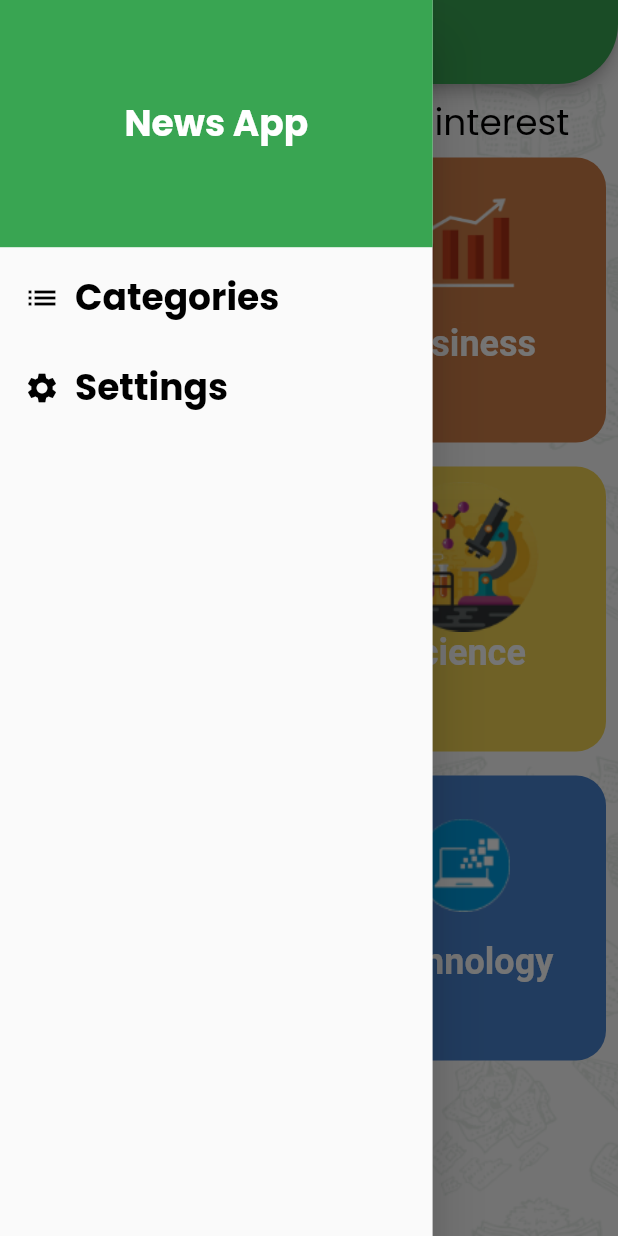
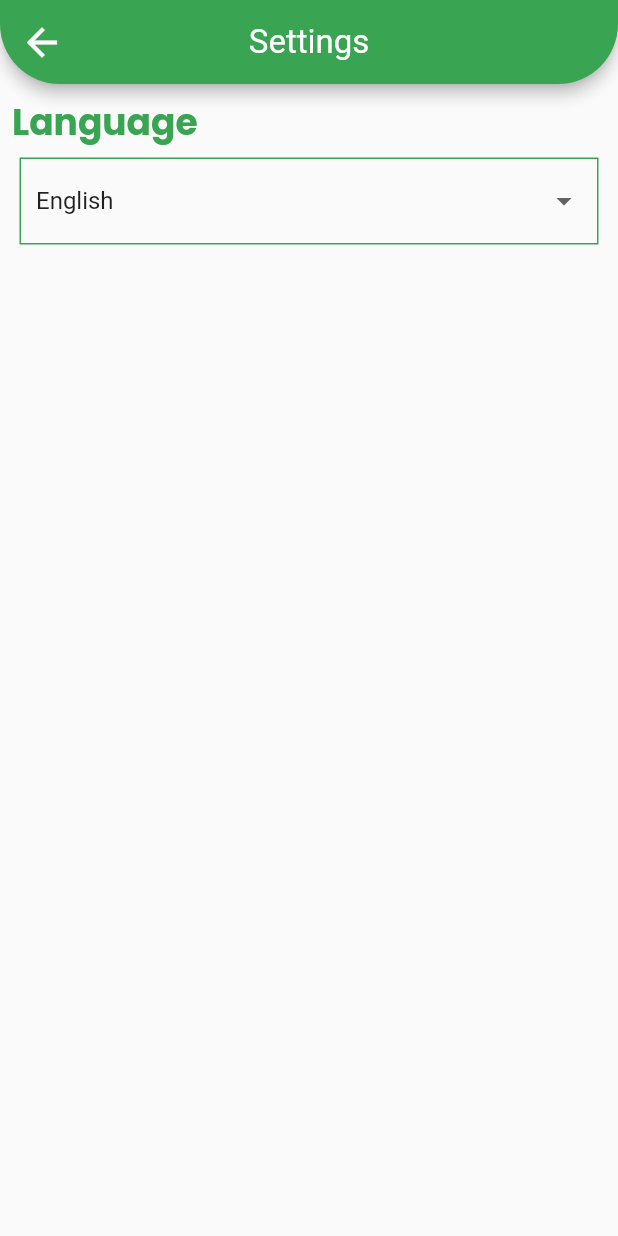
Before and after one commit to salmahossam094/News, a Flutter app: the screen it shows after launch, in the side drawer, after a tap on "Settings", on a phone screen of 412 x 824 dp. Run offline on Flutter 3.47's test engine with Material 2 defaults, Android fonts, the phone set to English and light mode, and no system bars; our stand-ins replace cached_network_image, google_fonts; generated files the repository leaves out were written again; Roboto replaces fonts that are missing (Exo).

Commit message:
add localization

```diff
--- /dev/null
+++ b/l10n.yaml
@@ -0,0 +1,3 @@
+arb-dir: lib/l10n
+template-arb-file: app_en.arb
+output-localization-file: app_localizations.dart
--- a/lib/layout/home_layout.dart
+++ b/lib/layout/home_layout.dart
@@ -2,6 +2,7 @@ import 'package:flutter/material.dart';
 import 'package:news/models/category_model.dart';
 import 'package:news/screens/category.dart';
 import 'package:news/screens/news_screen.dart';
+import 'package:news/screens/settings.dart';
 import 'package:news/screens/widgets/DrawerWidgets.dart';
 import 'package:news/screens/widgets/search_delegate.dart';
 import 'package:news/shared/styles/app_colors.dart';
@@ -74,7 +75,12 @@ class _HomeLayoutState extends State<HomeLayout> {
     setState(() {});
   }
 
-  onSettingDrawer() {}
+  onSettingDrawer() {
+    Navigator.pushNamed(context, Settings.routeName);
+    setState(() {
+
+    });
+  }
 // onSearchClicked(){
 //   return SearchWidget();
 // }
--- a/lib/main.dart
+++ b/lib/main.dart
@@ -1,23 +1,43 @@
 import 'package:flutter/material.dart';
+import 'package:flutter_localizations/flutter_localizations.dart';
 import 'package:news/layout/home_layout.dart';
+import 'package:news/providers/my_provider.dart';
 import 'package:news/screens/news_details.dart';
+import 'package:news/screens/settings.dart';
 import 'package:news/shared/styles/my_theme.dart';
-
+import 'package:provider/provider.dart';
+import 'package:flutter_gen/gen_l10n/app_localizations.dart';
 void main() {
-  runApp(const MyApp());
+  runApp( ChangeNotifierProvider(create: (BuildContext context) =>MyProvider(),
+  child: MyApp()));
 }
 
 class MyApp extends StatelessWidget {
-  const MyApp({super.key});
+   MyApp({super.key});
+
 
   // This widget is the root of your application.
   @override
   Widget build(BuildContext context) {
+   var pro=Provider.of<MyProvider>(context);
     return MaterialApp(
+      locale: Locale(pro.language),
+      localizationsDelegates: [
+        AppLocalizations.delegate, // Add this line
+        GlobalMaterialLocalizations.delegate,
+        GlobalWidgetsLocalizations.delegate,
+        GlobalCupertinoLocalizations.delegate,
+      ],
+      supportedLocales: [
+        Locale('en'), // English
+        Locale('ar'), // Spanish
+      ],
+
       debugShowCheckedModeBanner: false,
       routes: {
         HomeLayout.routeName: (context) => HomeLayout(),
         NewsDetails.routeName: (context) => NewsDetails(),
+        Settings.routeName: (context) => Settings(),
       },
       initialRoute: HomeLayout.routeName,
       theme: MyThemeData.lightTheme,
--- /dev/null
+++ b/lib/providers/my_provider.dart
@@ -0,0 +1,10 @@
+import 'package:flutter/material.dart';
+
+class MyProvider extends ChangeNotifier {
+  String language = 'en';
+
+  changeLanguage(String lan)  {
+    language = lan;
+    notifyListeners();
+  }
+}
--- a/lib/screens/category.dart
+++ b/lib/screens/category.dart
@@ -1,16 +1,28 @@
 import 'package:flutter/material.dart';
+import 'package:flutter_gen/gen_l10n/app_localizations.dart';
 import 'package:news/models/category_model.dart';
 import 'package:news/screens/widgets/category_item.dart';
 
 // ignore: must_be_immutable
 class Category extends StatelessWidget {
-  var categories = CategoryModel.getCategories();
   Function onCategorySelected;
 
   Category(this.onCategorySelected);
 
+   List<CategoryModel> categories= CategoryModel.getCategories();
+  // late List<String> names;
+
   @override
   Widget build(BuildContext context) {
+    // names = [
+    //   AppLocalizations.of(context)!.sports,
+    //   AppLocalizations.of(context)!.business,
+    //   AppLocalizations.of(context)!.health,
+    //   AppLocalizations.of(context)!.science,
+    //   AppLocalizations.of(context)!.general,
+    //   AppLocalizations.of(context)!.technology,
+    // ];
+    // categories = CategoryModel.getCategories();
     return Stack(
       children: [
         Image.asset(
@@ -23,7 +35,7 @@ class Category extends StatelessWidget {
           child: Column(
             children: [
               Text(
-                'Pick your category of interest',
+                AppLocalizations.of(context)!.pick_your_category_of_interest,
                 style: Theme.of(context)
                     .textTheme
                     .bodyMedium!
--- a/lib/screens/news_screen.dart
+++ b/lib/screens/news_screen.dart
@@ -40,6 +40,8 @@ class _NewsScreenState extends State<NewsScreen> {
               return Column(
                 children: [
                   Text('errorrr!'),
+                  Text(snapshot.data?.message??''
+                  ),
                   ElevatedButton(onPressed: () {}, child: Text('try again'))
                 ],
               );
--- /dev/null
+++ b/lib/screens/settings.dart
@@ -0,0 +1,85 @@
+import 'package:flutter/material.dart';
+import 'package:flutter_gen/gen_l10n/app_localizations.dart';
+import 'package:news/providers/my_provider.dart';
+import 'package:news/shared/styles/app_colors.dart';
+import 'package:provider/provider.dart';
+
+class Settings extends StatefulWidget {
+  const Settings({super.key});
+
+  static const String routeName = 'settings';
+
+  @override
+  State<Settings> createState() => _SettingsState();
+}
+
+class _SettingsState extends State<Settings> {
+  int selectedValue = 1;
+
+  @override
+  Widget build(BuildContext context) {
+    var pro = Provider.of<MyProvider>(context);
+    return Scaffold(
+      appBar: AppBar(
+        title: Text(AppLocalizations.of(context)!.settings,
+            style: Theme.of(context).textTheme.bodyLarge),
+        backgroundColor: AppColor.lightColor,
+        shape: const RoundedRectangleBorder(
+          borderRadius: BorderRadius.only(
+            bottomLeft: Radius.circular(40),
+            bottomRight: Radius.circular(40),
+          ),
+        ),
+      ),
+      body: Padding(
+        padding: const EdgeInsets.all(8.0),
+        child: Column(
+          crossAxisAlignment: CrossAxisAlignment.start,
+          children: [
+            Text(
+             AppLocalizations.of(context)!.language,
+              style: Theme.of(context)
+                  .textTheme
+                  .bodyMedium!
+                  .copyWith(color: AppColor.lightColor),
+            ),
+            Container(
+              margin: const EdgeInsets.all(5),
+              padding:
+                  const EdgeInsets.only(bottom: 4, top: 4, left: 10, right: 10),
+              decoration:
+                  BoxDecoration(border: Border.all(color: AppColor.lightColor)),
+              child: DropdownButtonHideUnderline(
+                child: DropdownButton(
+                  isExpanded: true,
+                  value: pro.language == 'en' ? selectedValue = 1 : selectedValue = 2,
+                  onTap: () {},
+                  items: [
+                    DropdownMenuItem(
+                      onTap: () {
+                        pro.changeLanguage('en');
+                      },
+                      value: 1,
+                      child: Text(AppLocalizations.of(context)!.english),
+                    ),
+                    DropdownMenuItem(
+                      onTap: () {
+                        pro.changeLanguage('ar');
+                      },
+                      value: 2,
+                      child: Text(AppLocalizations.of(context)!.arabic),
+                    )
+                  ],
+                  onChanged: (value) {
+                    selectedValue = value!;
+                    setState(() {});
+                  },
+                ),
+              ),
+            ),
+          ],
+        ),
+      ),
+    );
+  }
+}
--- a/lib/screens/widgets/DrawerWidgets.dart
+++ b/lib/screens/widgets/DrawerWidgets.dart
@@ -1,4 +1,5 @@
 import 'package:flutter/material.dart';
+import 'package:flutter_gen/gen_l10n/app_localizations.dart';
 import 'package:news/shared/styles/app_colors.dart';
 
 class DrawerWidget extends StatelessWidget {
@@ -18,7 +19,7 @@ class DrawerWidget extends StatelessWidget {
             color: AppColor.lightColor,
             child: Center(
                 child: Text(
-              "News App",
+              AppLocalizations.of(context)!.news,
               style: Theme.of(context)
                   .textTheme
                   .bodyMedium
@@ -42,7 +43,7 @@ class DrawerWidget extends StatelessWidget {
                       width: 10,
                     ),
                     Text(
-                      'Categories',
+                      AppLocalizations.of(context)!.category,
                       style: Theme.of(context)
                           .textTheme
                           .bodyMedium!
@@ -68,7 +69,7 @@ class DrawerWidget extends StatelessWidget {
                       width: 10,
                     ),
                     Text(
-                      'Settings',
+                      AppLocalizations.of(context)!.settings,
                       style: Theme.of(context)
                           .textTheme
                           .bodyMedium!
--- a/lib/shared/components/constants.dart
+++ b/lib/shared/components/constants.dart
@@ -1,2 +1,3 @@
 String APIKEY = "77fd835f17d1450c919f15f8c24cc4a6";
+String APIKEY1 = "734d270b19b047429139172154fa73bf";
 String BASE="newsapi.org";
```
Also changed, not shown: lib/l10n/app_ar.arb (added, +15 -0 lines), lib/l10n/app_en.arb (added, +15 -0 lines), lib/shared/network/remote/api_manager.dart (+3 -4 lines), pubspec.yaml (+7 -0 lines), pubspec.lock, 1 other file.
